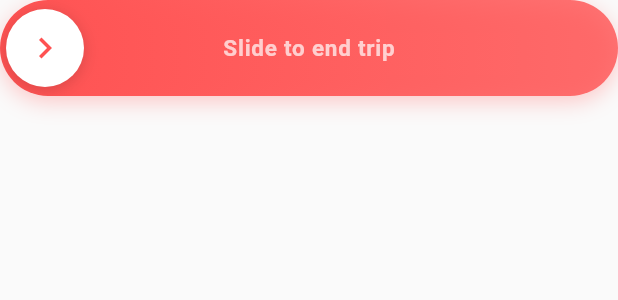
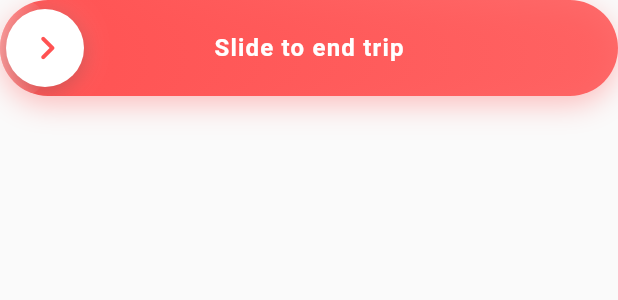
Before and after one commit to PasinduAnjana/school_bus_tracker, a Flutter app: the _SlideToEnd widget shown alone on an empty page, opened directly with empty values, on a phone screen of 412 x 824 dp. Shown: the top 300 px of the screen. Run offline on Flutter 3.47's test engine with Material 3 defaults, Android fonts, the phone set to English and light mode, and no system bars; our stand-ins replace flutter_dotenv, flutter_local_notifications, flutter_map, latlong2, location, lottie and 2 more; missing offline and left inert: flutter_background_service; accounts and stored records are empty.

Commit message:
Update driver_home_page.dart

```diff
--- a/lib/screens/driver/driver_home_page.dart
+++ b/lib/screens/driver/driver_home_page.dart
@@ -633,29 +633,38 @@ class _BigTripButtonState extends State<_BigTripButton>
     final isActive = widget.driver.tripActive;
     final canStart =
         widget.driver.selectedRouteId != null && widget.driver.gpsReady;
-    final showPulse = !isActive && canStart && _pulseAnim != null;
 
+    if (isActive) {
       if (_starting) {
-      return SizedBox(
-        width: 200,
-        height: 200,
-        child: Container(
-          decoration: BoxDecoration(
-            shape: BoxShape.circle,
-            gradient: LinearGradient(
-              colors: [
-                Theme.of(context).colorScheme.primary,
-                Theme.of(context).colorScheme.primary.withValues(alpha: 0.8),
-              ],
+        WidgetsBinding.instance.addPostFrameCallback((_) {
+          if (mounted) setState(() => _starting = false);
+        });
+      }
+      return _SlideToEnd(onComplete: () => widget.driver.stopTrip());
+    }
+
+    final showPulse = canStart && _pulseAnim != null && !_starting;
+
+    final buttonContent = AnimatedSwitcher(
+      duration: const Duration(milliseconds: 350),
+      transitionBuilder: (child, animation) {
+        return FadeTransition(
+          opacity: animation,
+          child: ScaleTransition(
+            scale: Tween<double>(begin: 0.8, end: 1.0).animate(animation),
+            child: child,
           ),
-          ),
-          child: Column(
+        );
+      },
+      child: _starting
+          ? Column(
+              key: const ValueKey('loading'),
               mainAxisSize: MainAxisSize.min,
               mainAxisAlignment: MainAxisAlignment.center,
               children: [
                 SizedBox(
-                width: 42,
-                height: 42,
+                  width: 36,
+                  height: 36,
                   child: CircularProgressIndicator(
                     strokeWidth: 3,
                     color: Theme.of(context).colorScheme.onPrimary,
@@ -666,54 +675,15 @@ class _BigTripButtonState extends State<_BigTripButton>
                   'STARTING',
                   style: TextStyle(
                     color: Theme.of(context).colorScheme.onPrimary,
-                  fontSize: 16,
+                    fontSize: 14,
                     fontWeight: FontWeight.w800,
-                  letterSpacing: 1.4,
+                    letterSpacing: 2.0,
                   ),
                 ),
               ],
-          ),
-        ),
-      );
-    }
-
-    Widget button;
-    if (isActive) {
-      _starting = false;
-      button = _SlideToEnd(onComplete: () => widget.driver.stopTrip());
-    } else {
-      button = GestureDetector(
-        onTap: canStart
-            ? () {
-                setState(() => _starting = true);
-                widget.driver.startTrip(
-                  context.read<AuthProvider>().currentUser!.id,
-                );
-              }
-            : null,
-        child: AnimatedContainer(
-          duration: const Duration(milliseconds: 300),
-          width: 200,
-          height: 200,
-          decoration: BoxDecoration(
-            shape: BoxShape.circle,
-            gradient: LinearGradient(
-              colors: [
-                Theme.of(context).colorScheme.primary,
-                Theme.of(context).colorScheme.primary.withValues(alpha: 0.8),
-              ],
-            ),
-            boxShadow: [
-              BoxShadow(
-                color: Theme.of(
-                  context,
-                ).colorScheme.primary.withValues(alpha: showPulse ? 0.5 : 0.3),
-                blurRadius: showPulse ? 28 : 20,
-                offset: const Offset(0, 8),
-              ),
-            ],
-          ),
-          child: Column(
+            )
+          : Column(
+              key: const ValueKey('idle'),
               mainAxisSize: MainAxisSize.min,
               mainAxisAlignment: MainAxisAlignment.center,
               children: [
@@ -734,23 +704,62 @@ class _BigTripButtonState extends State<_BigTripButton>
                 ),
               ],
             ),
+    );
+
+    Widget button = GestureDetector(
+      onTap: (canStart && !_starting)
+          ? () {
+              setState(() => _starting = true);
+              widget.driver.startTrip(
+                context.read<AuthProvider>().currentUser!.id,
+              );
+            }
+          : null,
+      child: AnimatedContainer(
+        duration: const Duration(milliseconds: 400),
+        curve: Curves.easeOutCubic,
+        width: _starting ? 160 : 200,
+        height: _starting ? 160 : 200,
+        decoration: BoxDecoration(
+          shape: BoxShape.circle,
+          gradient: LinearGradient(
+            colors: [
+              Theme.of(context).colorScheme.primary,
+              Theme.of(context).colorScheme.primary.withValues(alpha: _starting ? 0.9 : 0.8),
+            ],
+            begin: Alignment.topLeft,
+            end: Alignment.bottomRight,
+          ),
+          boxShadow: [
+            BoxShadow(
+              color: Theme.of(context).colorScheme.primary.withValues(
+                    alpha: _starting ? 0.15 : (showPulse ? 0.5 : 0.3),
+                  ),
+              blurRadius: _starting ? 8 : (showPulse ? 28 : 20),
+              offset: Offset(0, _starting ? 2 : 8),
+            ),
+          ],
+        ),
+        child: buttonContent,
       ),
     );
-    }
 
-    if (showPulse) {
-      return AnimatedBuilder(
+    return Stack(
+      alignment: Alignment.center,
+      children: [
+        if (canStart && _pulseAnim != null)
+          AnimatedBuilder(
             animation: _pulseAnim!,
             builder: (_, _) {
               final pulseValue = _pulseAnim!.value;
-          return Stack(
-            alignment: Alignment.center,
-            children: [
-              Transform.scale(
-                scale: 1.0 + pulseValue * 0.1,
+              return AnimatedOpacity(
+                duration: const Duration(milliseconds: 300),
+                opacity: _starting ? 0.0 : 1.0,
+                child: Transform.scale(
+                  scale: 1.0 + pulseValue * 0.15,
                   child: Container(
-                  width: 150,
-                  height: 150,
+                    width: 200,
+                    height: 200,
                     decoration: BoxDecoration(
                       shape: BoxShape.circle,
                       color: Theme.of(context).colorScheme.primary.withValues(
@@ -759,14 +768,14 @@ class _BigTripButtonState extends State<_BigTripButton>
                     ),
                   ),
                 ),
+              );
+            },
+          )
+        else
+          const SizedBox(width: 200, height: 200),
         button,
       ],
     );
-        },
-      );
-    }
-
-    return button;
   }
 }
 
@@ -778,25 +787,55 @@ class _SlideToEnd extends StatefulWidget {
   State<_SlideToEnd> createState() => _SlideToEndState();
 }
 
-class _SlideToEndState extends State<_SlideToEnd> {
+class _SlideToEndState extends State<_SlideToEnd> with SingleTickerProviderStateMixin {
   double _dragFraction = 0.0;
   bool _completed = false;
+  bool _isDragging = false;
+  late AnimationController _pulseController;
+  late Animation<double> _pulseAnimation;
+
+  @override
+  void initState() {
+    super.initState();
+    _pulseController = AnimationController(
+      vsync: this,
+      duration: const Duration(milliseconds: 1200),
+    )..repeat(reverse: true);
+    _pulseAnimation = CurvedAnimation(
+      parent: _pulseController,
+      curve: Curves.easeInOut,
+    );
+  }
+
+  @override
+  void dispose() {
+    _pulseController.dispose();
+    super.dispose();
+  }
 
   void _onDragUpdate(DragUpdateDetails d, double width) {
     if (_completed) return;
     setState(() {
-      _dragFraction = (d.localPosition.dx / width).clamp(0.0, 1.1);
+      _isDragging = true;
+      _dragFraction = (d.localPosition.dx / width).clamp(0.0, 1.0);
     });
   }
 
   void _onDragEnd(double width) {
     if (_completed) return;
-    if (_dragFraction >= 0.85) {
+    setState(() {
+      _isDragging = false;
+    });
+    if (_dragFraction >= 0.8) {
+      setState(() {
         _completed = true;
-      widget.onComplete();
+        _dragFraction = 1.0;
+      });
+      Future.delayed(const Duration(milliseconds: 400), widget.onComplete);
     } else {
+      setState(() {
         _dragFraction = 0.0;
-      if (mounted) setState(() {});
+      });
     }
   }
 
@@ -807,13 +846,15 @@ class _SlideToEndState extends State<_SlideToEnd> {
         final width = constraints.maxWidth;
         final thumbSize = 52.0;
         final maxSlide = width - thumbSize - 8;
-        final thumbLeft = 4.0 + maxSlide * _dragFraction.clamp(0.0, 1.0);
-        final showProgress = _dragFraction > 0.0;
+        final thumbLeft = 4.0 + maxSlide * _dragFraction;
 
         return GestureDetector(
           onHorizontalDragUpdate: (d) => _onDragUpdate(d, width),
           onHorizontalDragEnd: (_) => _onDragEnd(width),
-          child: Container(
+          child: AnimatedBuilder(
+            animation: _pulseAnimation,
+            builder: (context, _) {
+              return Container(
                 width: width,
                 height: 64,
                 decoration: BoxDecoration(
@@ -821,24 +862,24 @@ class _SlideToEndState extends State<_SlideToEnd> {
                   gradient: LinearGradient(
                     colors: [
                       Theme.of(context).colorScheme.error,
-                  Theme.of(context).colorScheme.error.withValues(alpha: 0.8),
+                      Theme.of(context).colorScheme.error.withValues(alpha: 0.85),
                     ],
                   ),
                   boxShadow: [
                     BoxShadow(
-                  color: Theme.of(
-                    context,
-                  ).colorScheme.error.withValues(alpha: 0.3),
-                  blurRadius: 12,
-                  offset: const Offset(0, 4),
+                      color: Theme.of(context).colorScheme.error.withValues(alpha: 0.35),
+                      blurRadius: 16,
+                      offset: const Offset(0, 6),
                     ),
                   ],
                 ),
                 clipBehavior: Clip.antiAlias,
                 child: Stack(
                   children: [
-                if (showProgress)
-                  Positioned(
+                    // Progress fill
+                    AnimatedPositioned(
+                      duration: _isDragging ? Duration.zero : const Duration(milliseconds: 300),
+                      curve: Curves.easeOutCubic,
                       left: 0,
                       top: 0,
                       bottom: 0,
@@ -848,54 +889,39 @@ class _SlideToEndState extends State<_SlideToEnd> {
                           borderRadius: BorderRadius.circular(32),
                           gradient: LinearGradient(
                             colors: [
-                            Theme.of(
-                              context,
-                            ).colorScheme.surface.withValues(alpha: 1.0),
-                            Theme.of(
-                              context,
-                            ).colorScheme.surface.withValues(alpha: 0.0),
+                              Theme.of(context).colorScheme.surface.withValues(alpha: 0.4),
+                              Theme.of(context).colorScheme.surface.withValues(alpha: 0.0),
                             ],
                           ),
                         ),
                       ),
                     ),
+                    // Text
                     Positioned.fill(
                       child: Center(
+                        child: AnimatedSlide(
+                          duration: _isDragging ? Duration.zero : const Duration(milliseconds: 300),
+                          offset: Offset(_dragFraction * 0.2, 0),
+                          child: AnimatedOpacity(
+                            duration: _isDragging ? Duration.zero : const Duration(milliseconds: 300),
+                            opacity: (1.0 - (_dragFraction * 2.0)).clamp(0.0, 1.0),
                             child: Text(
                               'Slide to end trip',
                               style: TextStyle(
-                        color: Theme.of(context).colorScheme.surface.withValues(
-                          alpha: showProgress ? 0.9 : 0.7,
-                        ),
-                        fontSize: 15,
-                        fontWeight: FontWeight.w600,
-                        letterSpacing: 0.5,
+                                color: Theme.of(context).colorScheme.surface,
+                                fontSize: 16,
+                                fontWeight: FontWeight.w700,
+                                letterSpacing: 0.8,
                               ),
                             ),
                           ),
                         ),
-                if (showProgress)
-                  Positioned(
-                    left: thumbLeft - 6,
-                    top: 0,
-                    bottom: 0,
-                    width: thumbSize + 12,
-                    child: Container(
-                      decoration: BoxDecoration(
-                        shape: BoxShape.circle,
-                        boxShadow: [
-                          BoxShadow(
-                            color: Theme.of(context).colorScheme.surface
-                                .withValues(
-                                  alpha: 0.35 * _dragFraction.clamp(0.0, 1.0),
-                                ),
-                            blurRadius: 16,
-                          ),
-                        ],
                       ),
                     ),
-                  ),
-                Positioned(
+                    // Thumb
+                    AnimatedPositioned(
+                      duration: _isDragging ? Duration.zero : const Duration(milliseconds: 300),
+                      curve: Curves.easeOutBack,
                       left: thumbLeft,
                       top: 6,
                       child: Container(
@@ -906,23 +932,32 @@ class _SlideToEndState extends State<_SlideToEnd> {
                           color: Theme.of(context).colorScheme.surface,
                           boxShadow: [
                             BoxShadow(
-                          color: Theme.of(
-                            context,
-                          ).colorScheme.shadow.withValues(alpha: 0.15),
-                          blurRadius: 8,
-                          offset: const Offset(0, 2),
+                              color: Theme.of(context).colorScheme.shadow.withValues(alpha: 0.2),
+                              blurRadius: 10,
+                              offset: const Offset(0, 3),
+                            ),
+                            if (!_isDragging && !_completed)
+                              BoxShadow(
+                                color: Theme.of(context).colorScheme.surface.withValues(alpha: 0.4 * _pulseAnimation.value),
+                                blurRadius: 12 + (10 * _pulseAnimation.value),
+                                spreadRadius: 2 * _pulseAnimation.value,
                               ),
                           ],
                         ),
+                        child: Transform.translate(
+                          offset: Offset(!_isDragging && !_completed ? 4.0 * _pulseAnimation.value : 0, 0),
                           child: Icon(
-                      Icons.chevron_right,
+                            _completed ? Icons.check_rounded : Icons.chevron_right_rounded,
                             color: Theme.of(context).colorScheme.error,
-                      size: 28,
+                            size: 32,
+                          ),
                         ),
                       ),
                     ),
                   ],
                 ),
+              );
+            },
           ),
         );
       },
```
Lines whose indentation alone changed are shown as unchanged.
